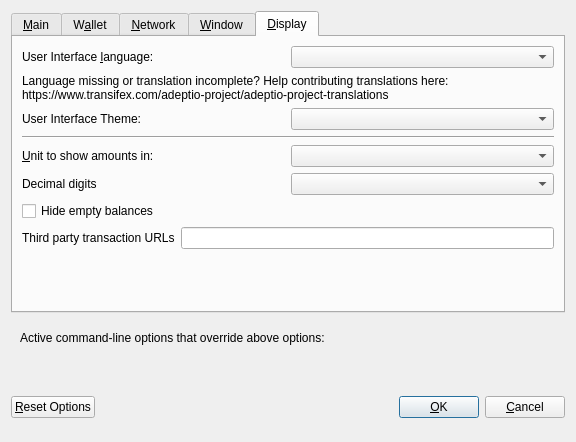
Qt form src/qt/forms/optionsdialog.ui (adeptio-project/adeptio) before a commit.
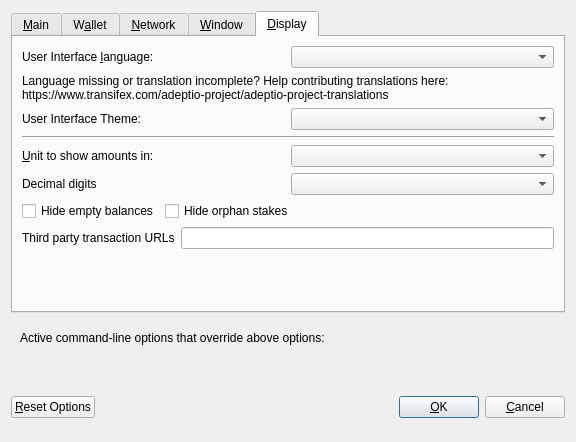
The same form after that commit. The open tabs and pages were chosen to show the change. Custom widgets are drawn as their Qt base class.

```diff
--- a/src/qt/forms/optionsdialog.ui
+++ b/src/qt/forms/optionsdialog.ui
@@ -521,7 +521,7 @@
         </widget>
        </item>
        <item>
-        <layout class="QHBoxLayout" name="horizontalLayout_4_Display" stretch="0,0">
+        <layout class="QHBoxLayout" name="horizontalLayout_2_Display" stretch="0,0">
          <item>
           <widget class="QLabel" name="themeLabel">
            <property name="text">
@@ -542,7 +542,7 @@
         </widget>
        </item>
        <item>
-        <layout class="QHBoxLayout" name="horizontalLayout_2_Display">
+        <layout class="QHBoxLayout" name="horizontalLayout_3_Display">
          <item>
           <widget class="QLabel" name="unitLabel">
            <property name="text">
@@ -566,7 +566,7 @@
         </layout>
        </item>
        <item>
-        <layout class="QHBoxLayout" name="horizontalLayout_5_Display">
+        <layout class="QHBoxLayout" name="horizontalLayout_4_Display">
          <item>
           <widget class="QLabel" name="digitsLabel">
            <property name="text">
@@ -580,6 +580,8 @@
         </layout>
        </item>
        <item>
+        <layout class="QHBoxLayout" name="horizontalLayout_5_Display">
+         <item>
         <widget class="QCheckBox" name="checkBoxHideZeroBalances">
          <property name="toolTip">
           <string>Hide empty balances</string>
@@ -593,7 +595,32 @@
         </widget>
        </item>
        <item>
-        <layout class="QHBoxLayout" name="horizontalLayout_3_Display">
+          <widget class="QCheckBox" name="checkBoxHideOrphans">
+           <property name="toolTip">
+            <string>Hide orphan stakes in transaction lists</string>
+           </property>
+           <property name="text">
+            <string>Hide orphan stakes</string>
+           </property>
+          </widget>
+         </item>
+         <item>
+          <spacer name="horizontalSpacer">
+           <property name="orientation">
+            <enum>Qt::Horizontal</enum>
+           </property>
+           <property name="sizeHint" stdset="0">
+            <size>
+             <width>40</width>
+             <height>20</height>
+            </size>
+           </property>
+          </spacer>
+         </item>
+        </layout>
+       </item>
+       <item>
+        <layout class="QHBoxLayout" name="horizontalLayout_6_Display">
          <item>
           <widget class="QLabel" name="thirdPartyTxUrlsLabel">
            <property name="toolTip">
```
Left out of the diff: 21 changed lines with no effect on the pictures. Lines whose indentation alone changed are shown as unchanged.
